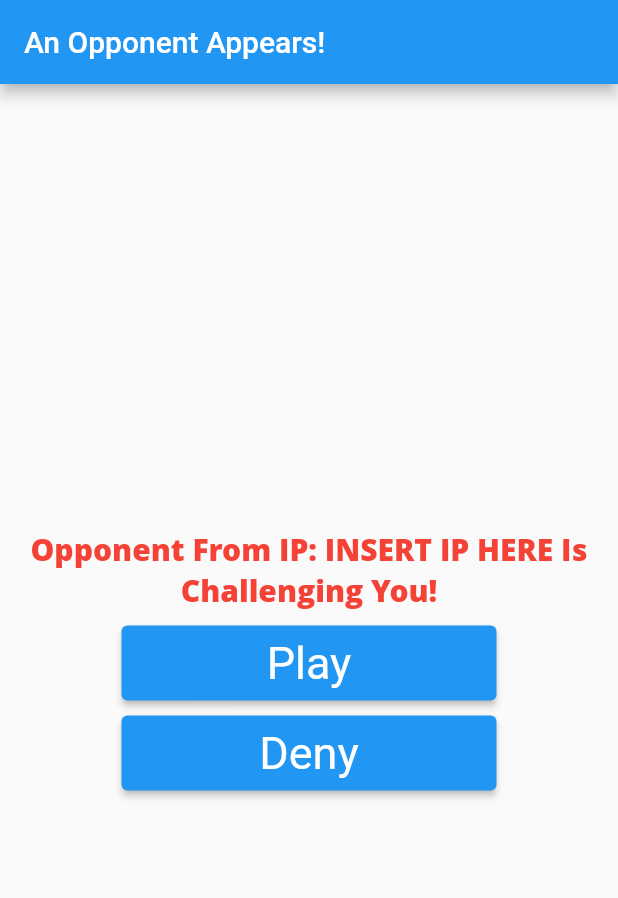
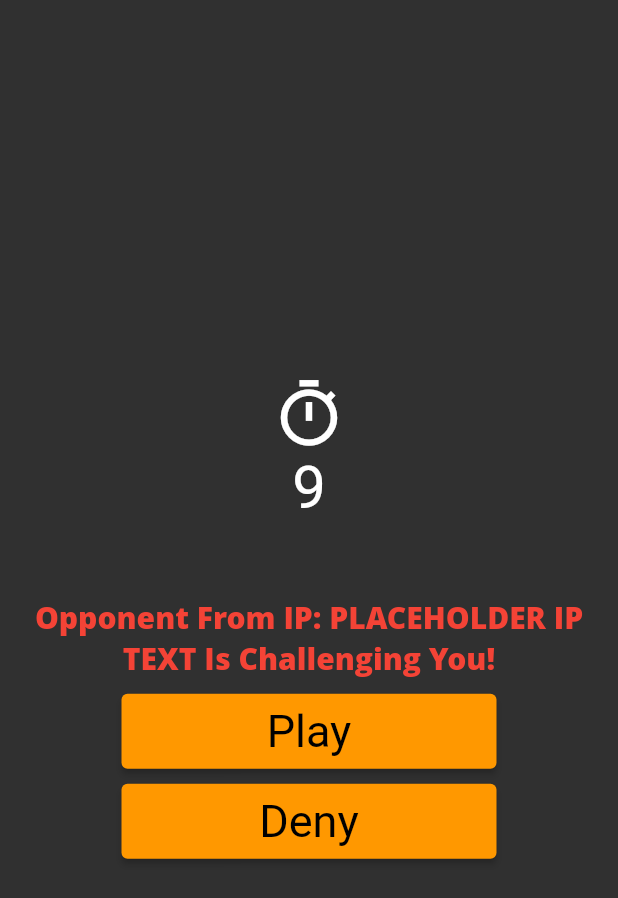
Before and after one commit to KhounborineII/MathDash, a Flutter app: the screen it shows after launch, after a tap on "Respond Dev Button", on a phone screen of 412 x 824 dp. Shown: the top 898 px of the screen. Run offline on Flutter 3.47's test engine with Material 2 defaults, Android fonts, the phone set to English and light mode, and no system bars; Roboto replaces fonts that are missing (Open Sans).

Commit message:
Near Completed Version of UI

```diff
--- a/lib/home_screen.dart
+++ b/lib/home_screen.dart
@@ -47,14 +47,19 @@ class _MyHomePageState extends State<MyHomePage> {
         return false;
       },
       child: Scaffold(
-        appBar: AppBar(
-          title: Text(widget.title),
-          automaticallyImplyLeading: false,
-        ),
         body: Center(
           child: Column(
             mainAxisAlignment: MainAxisAlignment.center,
             children: <Widget>[
+              const Text(
+                'Math Dash!',
+                textAlign: TextAlign.center,
+                style: TextStyle(
+                    color: Colors.red,
+                    fontStyle: FontStyle.italic,
+                    fontWeight: FontWeight.w900,
+                    fontSize: 100),
+              ),
               SizedBox(
                 width: 300,
                 child: TextField(
@@ -72,7 +77,8 @@ class _MyHomePageState extends State<MyHomePage> {
                       key: const Key("InviteButton"),
                       onPressed: openRequest,
                       style: ElevatedButton.styleFrom(
-                          textStyle: const TextStyle(fontSize: 40)),
+                          textStyle: const TextStyle(
+                              fontSize: 40, fontWeight: FontWeight.w400)),
                       child: const Text("Invite"))),
               const SizedBox(height: 10),
 
@@ -87,7 +93,8 @@ class _MyHomePageState extends State<MyHomePage> {
                       key: const Key("TempRespondButton"),
                       onPressed: openRespond,
                       style: ElevatedButton.styleFrom(
-                          textStyle: const TextStyle(fontSize: 15)),
+                          textStyle: const TextStyle(
+                              fontSize: 15, fontWeight: FontWeight.w500)),
                       child: const Text("Respond Dev Button"))),
             ],
           ),
--- a/lib/main.dart
+++ b/lib/main.dart
@@ -19,7 +19,7 @@ class MyApp extends StatelessWidget {
     return MaterialApp(
       title: 'Math Dash',
       theme: ThemeData(
-        primarySwatch: Colors.blue,
+        colorScheme: _customColorScheme,
       ),
       home: const MyHomePage(title: 'Math Dash!'),
       routes: <String, WidgetBuilder>{
@@ -30,3 +30,22 @@ class MyApp extends StatelessWidget {
     );
   }
 }
+
+// Thank you, https://sanjibsinha.com/color-flutter/
+const ColorScheme _customColorScheme = ColorScheme(
+  primary: Colors.orange,
+  secondary: Colors.orange,
+  surface: Colors.red,
+  background: customSurfaceWhite,
+  error: customMagenta900,
+  onPrimary: Colors.black,
+  onSecondary: Colors.deepOrange,
+  onSurface: Colors.white,
+  onBackground: customMagenta100,
+  onError: Colors.redAccent,
+  brightness: Brightness.dark,
+);
+const Color customMagenta100 = Color(0xfffaac9d);
+const Color customMagenta900 = Color(0xfff4310a);
+const Color customErrorRed = Color(0xFFC5032B);
+const Color customSurfaceWhite = Color(0xFFFFFBFA);
--- a/lib/request_screen.dart
+++ b/lib/request_screen.dart
@@ -1,4 +1,7 @@
+import 'dart:async';
+
 import 'package:flutter/material.dart';
+import 'package:flutter/services.dart';
 import 'package:math_dash/home_screen.dart';
 import 'package:math_dash/game_screen.dart';
 
@@ -10,13 +13,59 @@ class RequestPage extends StatefulWidget {
 }
 
 class _RequestPageState extends State<RequestPage> {
+  String receiverIP = "PLACEHOLDER IP TEXT";
+  int timeLeft = 10;
+  late final Timer timer;
+
+  @override
+  void initState() {
+    super.initState();
+    timer = Timer.periodic(const Duration(seconds: 1), countdown);
+  }
+
+  void countdown(Timer t) {
+    if (timeLeft > 0) {
+      setState(() {
+        timeLeft--;
+      });
+    } else {
+      // an end message would be sent here
+      setState(() {
+        Navigator.push(
+          context,
+          MaterialPageRoute(
+            builder: (context) => const MyHomePage(title: "Math Dash!"),
+          ),
+        );
+      });
+      t.cancel();
+    }
+  }
+
   @override
   Widget build(BuildContext context) {
+    @override
+    void dispose() {
+      super.dispose();
+      timer.cancel();
+    }
+
     void openGame() {
+      dispose();
       Navigator.push(
         context,
         MaterialPageRoute(
           builder: (context) => const GamePage(seed: 123),
+        ),
+      );
+    }
+
+    void openHome() {
+      dispose();
+      Navigator.push(
+        context,
+        MaterialPageRoute(
+          builder: (context) => const MyHomePage(title: "Math Dash!"),
         ),
       );
     }
@@ -26,28 +75,49 @@ class _RequestPageState extends State<RequestPage> {
         return false;
       },
       child: Scaffold(
-        appBar: AppBar(
-          title: const Text("Requesting Opponent"),
-          automaticallyImplyLeading: false,
-        ),
         body: Center(
           child: Column(
             mainAxisAlignment: MainAxisAlignment.center,
             // Will be changed when IP and Networking is developed.
             // Widget should no longer be const,
             // and text should contain entered IP Address.
+
+            // MAKE SURE TIMER IS DISPOSED OF WHEN CONNECTION IS MADE
             children: <Widget>[
-              const Text(
-                'Requesting to Battle Opponent at IP: ',
+              const Icon(
+                Icons.timer_outlined,
+                color: Colors.white,
+                size: 50,
+              ),
+              Text(
+                '$timeLeft',
+                style: const TextStyle(
+                  color: Colors.white,
+                  fontSize: 40,
+                ),
+                key: const Key('timeLeftText'),
+              ),
+              const SizedBox(height: 50),
+              Text(
+                'Requesting to Battle Opponent at IP: $receiverIP',
                 textAlign: TextAlign.center,
-                style: TextStyle(
+                style: const TextStyle(
                     color: Colors.red,
                     fontFamily: 'Open Sans',
                     fontWeight: FontWeight.w900,
                     fontSize: 20),
               ),
               const SizedBox(height: 10),
-
+              SizedBox(
+                  width: 250,
+                  height: 50,
+                  child: ElevatedButton(
+                      key: const Key("CancelButton"),
+                      onPressed: openHome,
+                      style: ElevatedButton.styleFrom(
+                          textStyle: const TextStyle(fontSize: 40)),
+                      child: const Text("Cancel"))),
+              const SizedBox(height: 10),
               // Button below to be replaced
               // Replace button with accept response
               // Accept response should be from other player
--- a/lib/respond_screen.dart
+++ b/lib/respond_screen.dart
@@ -1,4 +1,7 @@
+import 'dart:async';
+
 import 'package:flutter/material.dart';
+import 'package:flutter/services.dart';
 import 'package:math_dash/home_screen.dart';
 import 'package:math_dash/game_screen.dart';
 
@@ -10,9 +13,46 @@ class RespondPage extends StatefulWidget {
 }
 
 class _RespondPageState extends State<RespondPage> {
+  String opponentIP = "PLACEHOLDER IP TEXT";
+  late int timeLeft;
+  late final Timer timer;
+
+  @override
+  void initState() {
+    super.initState();
+    timeLeft = 10;
+    timer = Timer.periodic(const Duration(seconds: 1), countdown);
+  }
+
+  void countdown(Timer t) {
+    if (timeLeft > 0) {
+      setState(() {
+        timeLeft--;
+      });
+    } else {
+      // an end message would be sent here
+      setState(() {
+        Navigator.push(
+          context,
+          MaterialPageRoute(
+            builder: (context) => const MyHomePage(title: "Math Dash!"),
+          ),
+        );
+      });
+      t.cancel();
+    }
+  }
+
+  @override
+  void dispose() {
+    super.dispose();
+    timer.cancel();
+  }
+
   @override
   Widget build(BuildContext context) {
     void openGame() {
+      dispose();
       Navigator.push(
         context,
         MaterialPageRoute(
@@ -22,6 +62,7 @@ class _RespondPageState extends State<RespondPage> {
     }
 
     void openHome() {
+      dispose();
       Navigator.push(
         context,
         MaterialPageRoute(
@@ -35,18 +76,28 @@ class _RespondPageState extends State<RespondPage> {
         return false;
       },
       child: Scaffold(
-        appBar: AppBar(
-          title: const Text("An Opponent Appears!"),
-          automaticallyImplyLeading: false,
-        ),
         body: Center(
           child: Column(
             mainAxisAlignment: MainAxisAlignment.center,
             children: <Widget>[
-              const Text(
-                'Opponent From IP: INSERT IP HERE Is Challenging You!',
+              const Icon(
+                Icons.timer_outlined,
+                color: Colors.white,
+                size: 50,
+              ),
+              Text(
+                '$timeLeft',
+                style: const TextStyle(
+                  color: Colors.white,
+                  fontSize: 40,
+                ),
+                key: const Key('timeLeftText'),
+              ),
+              const SizedBox(height: 50),
+              Text(
+                'Opponent From IP: $opponentIP Is Challenging You!',
                 textAlign: TextAlign.center,
-                style: TextStyle(
+                style: const TextStyle(
                     color: Colors.red,
                     fontFamily: 'Open Sans',
                     fontWeight: FontWeight.w900,
```
Also changed, not shown: lib/game_over_screen.dart (+43 -8 lines), lib/game_screen.dart (+35 -36 lines), pubspec.yaml (+4 -4 lines).
